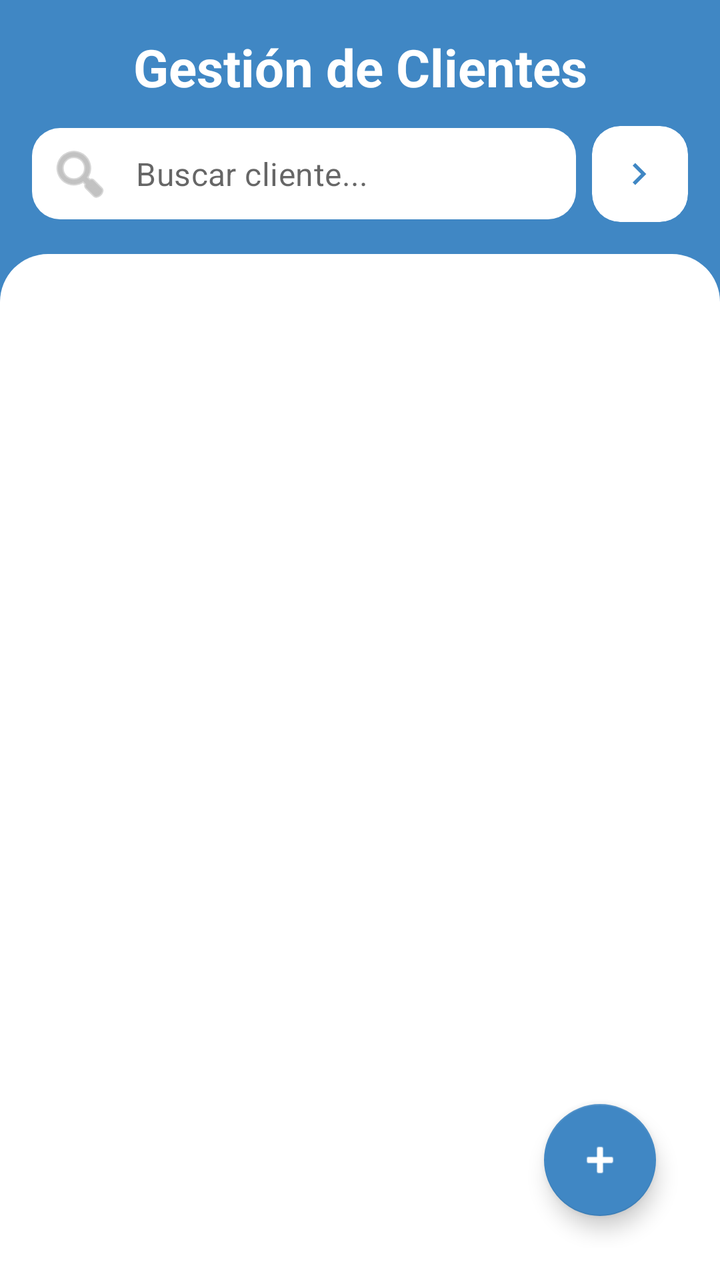
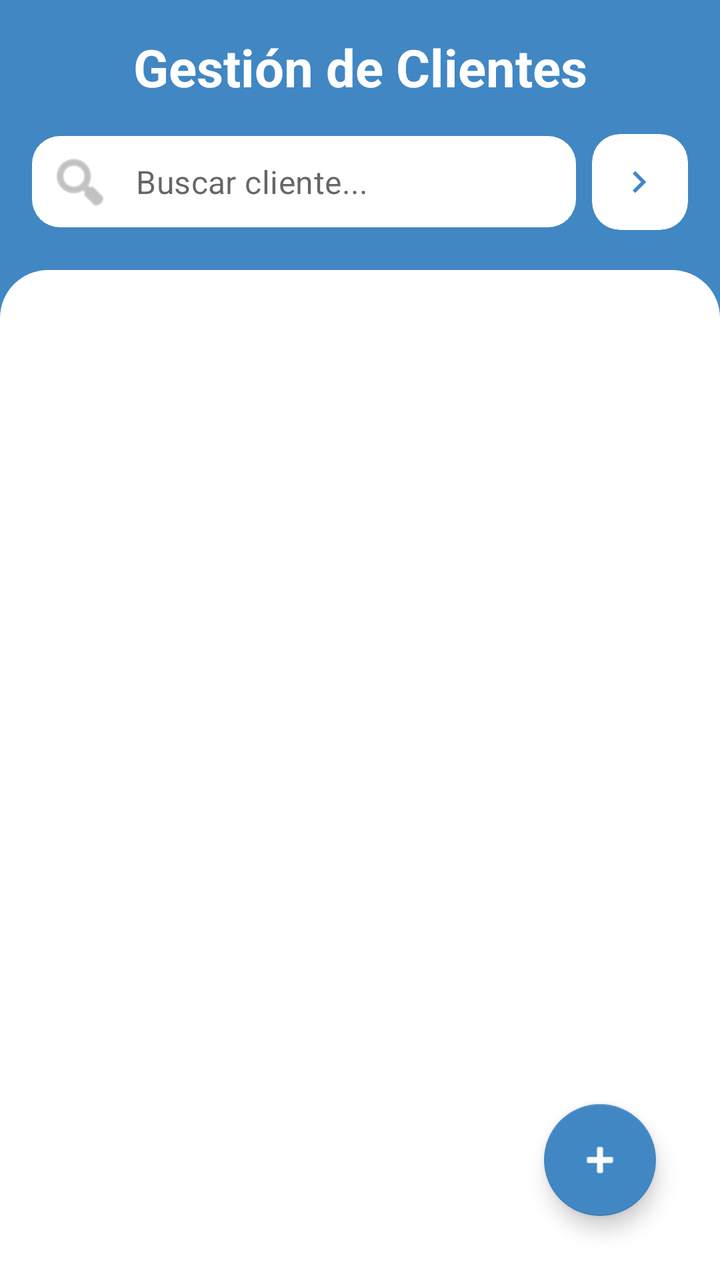

An Android layout rendered at two revisions. The XML below is the earlier revision; the diff shows what the commit changed to produce the second picture.
<!-- AndroidManifest.xml: application theme Theme.FollowUp -->
<!-- res/layout/fragment_clientes.xml -->
<?xml version="1.0" encoding="utf-8"?>
<androidx.constraintlayout.widget.ConstraintLayout
    xmlns:android="http://schemas.android.com/apk/res/android"
    xmlns:app="http://schemas.android.com/apk/res-auto"
    xmlns:tools="http://schemas.android.com/tools"
    android:layout_width="match_parent"
    android:layout_height="match_parent"
    android:background="@color/primary_blue"
    tools:context=".fragments.ClientesFragment">

    
    <androidx.constraintlayout.widget.ConstraintLayout
        android:id="@+id/header_container"
        android:layout_width="match_parent"
        android:layout_height="wrap_content"
        app:layout_constraintTop_toTopOf="parent">

        
        <TextView
            android:id="@+id/title"
            android:layout_width="0dp"
            android:layout_height="wrap_content"
            android:layout_marginTop="16dp"
            android:gravity="center"
            android:text="Gestión de Clientes"
            android:textColor="@color/white"
            android:textSize="26sp"
            android:textStyle="bold"
            app:layout_constraintEnd_toEndOf="parent"
            app:layout_constraintStart_toStartOf="parent"
            app:layout_constraintTop_toTopOf="parent" />

        
        <com.google.android.material.textfield.TextInputLayout
            android:id="@+id/til_search"
            style="@style/Widget.MaterialComponents.TextInputLayout.FilledBox.Dense"
            android:layout_width="0dp"
            android:layout_height="wrap_content"
            android:layout_marginStart="16dp"
            android:layout_marginTop="12dp"
            android:layout_marginBottom="16dp"
            app:boxBackgroundColor="@color/white"
            app:boxCornerRadiusBottomEnd="14dp"
            app:boxCornerRadiusBottomStart="14dp"
            app:boxCornerRadiusTopEnd="14dp"
            app:boxCornerRadiusTopStart="14dp"
            app:boxStrokeWidth="0dp"
            app:boxStrokeWidthFocused="0dp"
            app:hintEnabled="false"
            app:startIconDrawable="@android:drawable/ic_menu_search"
            app:startIconTint="@color/hint_color"
            app:layout_constraintTop_toBottomOf="@id/title"
            app:layout_constraintStart_toStartOf="parent"
            app:layout_constraintEnd_toStartOf="@id/btn_filtro_estado"
            app:layout_constraintBottom_toBottomOf="parent">

            <com.google.android.material.textfield.TextInputEditText
                android:id="@+id/search"
                android:layout_width="match_parent"
                android:layout_height="wrap_content"
                android:hint="Buscar cliente..."
                android:inputType="text"
                android:paddingVertical="12dp"
                android:textColor="@color/text_primary" />
        </com.google.android.material.textfield.TextInputLayout>

        
        <com.google.android.material.card.MaterialCardView
            android:id="@+id/btn_filtro_estado"
            android:layout_width="48dp"
            android:layout_height="48dp"
            android:layout_marginStart="8dp"
            android:layout_marginEnd="16dp"
            android:layout_marginTop="12dp"
            android:clickable="true"
            android:focusable="true"
            app:cardCornerRadius="14dp"
            app:cardBackgroundColor="@color/white"
            app:cardElevation="0dp"
            app:layout_constraintTop_toBottomOf="@id/title"
            app:layout_constraintEnd_toEndOf="parent"
            app:layout_constraintStart_toEndOf="@id/til_search"
            app:layout_constraintBottom_toBottomOf="@id/til_search">

            <ImageView
                android:layout_width="22dp"
                android:layout_height="22dp"
                android:layout_gravity="center"
                android:src="@drawable/ic_toggle"
                app:tint="@color/primary_blue" />

        </com.google.android.material.card.MaterialCardView>

    </androidx.constraintlayout.widget.ConstraintLayout>

    
    <androidx.constraintlayout.widget.ConstraintLayout
        android:id="@+id/content_container"
        android:layout_width="match_parent"
        android:layout_height="0dp"
        android:background="@drawable/background_content_top_rounded"
        android:padding="16dp"
        app:layout_constraintBottom_toBottomOf="parent"
        app:layout_constraintTop_toBottomOf="@id/header_container">

        
        <androidx.recyclerview.widget.RecyclerView
            android:id="@+id/rv_clientes"
            android:layout_width="0dp"
            android:layout_height="0dp"
            android:clipToPadding="false"
            android:paddingBottom="96dp"
            app:layout_constraintBottom_toBottomOf="parent"
            app:layout_constraintEnd_toEndOf="parent"
            app:layout_constraintStart_toStartOf="parent"
            app:layout_constraintTop_toTopOf="parent" />

        
        <LinearLayout
            android:id="@+id/dropdown_estados"
            android:layout_width="180dp"
            android:layout_height="wrap_content"
            android:orientation="vertical"
            android:background="@drawable/bg_dropdown"
            android:elevation="16dp"
            android:visibility="gone"
            android:paddingVertical="8dp"
            app:layout_constraintTop_toTopOf="parent"
            app:layout_constraintEnd_toEndOf="parent">

            
            <TextView
                android:id="@+id/filtro_todos"
                android:layout_width="match_parent"
                android:layout_height="48dp"
                android:gravity="center_vertical"
                android:paddingHorizontal="16dp"
                android:text="Todos"
                android:textColor="@color/text_primary"
                android:textSize="14sp"
                android:background="?attr/selectableItemBackground"
                android:clickable="true"
                android:focusable="true" />

            <View
                android:layout_width="match_parent"
                android:layout_height="1dp"
                android:background="#F2F4F7"
                android:layout_marginStart="12dp"
                android:layout_marginEnd="12dp" />

            
            <TextView
                android:id="@+id/filtro_nuevo_cliente"
                android:layout_width="match_parent"
                android:layout_height="48dp"
                android:gravity="center_vertical"
                android:paddingHorizontal="16dp"
                android:text="Nuevo Cliente"
                android:textColor="#286DFF"
                android:textSize="14sp"
                android:background="?attr/selectableItemBackground"
                android:clickable="true"
                android:focusable="true" />

            <View
                android:layout_width="match_parent"
                android:layout_height="1dp"
                android:background="#F2F4F7"
                android:layout_marginStart="12dp"
                android:layout_marginEnd="12dp" />

            
            <TextView
                android:id="@+id/filtro_pago_pendiente"
                android:layout_width="match_parent"
                android:layout_height="48dp"
                android:gravity="center_vertical"
                android:paddingHorizontal="16dp"
                android:text="Pago Pendiente"
                android:textColor="#F79009"
                android:textSize="14sp"
                android:background="?attr/selectableItemBackground"
                android:clickable="true"
                android:focusable="true" />

            <View
                android:layout_width="match_parent"
                android:layout_height="1dp"
                android:background="#F2F4F7"
                android:layout_marginStart="12dp"
                android:layout_marginEnd="12dp" />

            
            <TextView
                android:id="@+id/filtro_pago_realizado"
                android:layout_width="match_parent"
                android:layout_height="48dp"
                android:gravity="center_vertical"
                android:paddingHorizontal="16dp"
                android:text="Pago Realizado"
                android:textColor="#12B76A"
                android:textSize="14sp"
                android:background="?attr/selectableItemBackground"
                android:clickable="true"
                android:focusable="true" />

            <View
                android:layout_width="match_parent"
                android:layout_height="1dp"
                android:background="#F2F4F7"
                android:layout_marginStart="12dp"
                android:layout_marginEnd="12dp" />

            
            <TextView
                android:id="@+id/filtro_no_asignado"
                android:layout_width="match_parent"
                android:layout_height="48dp"
                android:gravity="center_vertical"
                android:paddingHorizontal="16dp"
                android:text="No Asignado"
                android:textColor="#98A2B3"
                android:textSize="14sp"
                android:background="?attr/selectableItemBackground"
                android:clickable="true"
                android:focusable="true" />

        </LinearLayout>

        
        <View
            android:id="@+id/fab_overlay"
            android:layout_width="0dp"
            android:layout_height="0dp"
            android:alpha="0"
            android:background="@android:color/transparent"
            android:elevation="8dp"
            android:visibility="gone"
            app:layout_constraintBottom_toBottomOf="parent"
            app:layout_constraintEnd_toEndOf="parent"
            app:layout_constraintStart_toStartOf="parent"
            app:layout_constraintTop_toTopOf="parent" />

        
        <LinearLayout
            android:id="@+id/fab_menu_container"
            android:layout_width="wrap_content"
            android:layout_height="wrap_content"
            android:layout_marginEnd="16dp"
            android:layout_marginBottom="104dp"
            android:alpha="0"
            android:elevation="12dp"
            android:orientation="vertical"
            android:visibility="gone"
            app:layout_constraintBottom_toBottomOf="parent"
            app:layout_constraintEnd_toEndOf="parent">

            <com.google.android.material.button.MaterialButton
                android:id="@+id/btn_nuevo_cliente"
                style="@style/Widget.MaterialComponents.Button"
                android:layout_width="wrap_content"
                android:layout_height="wrap_content"
                android:minHeight="48dp"
                android:text="Agregar cliente"
                android:textAllCaps="false"
                android:textColor="@color/primary_blue"
                app:backgroundTint="#E8F1FF"
                app:icon="@android:drawable/ic_input_add"
                app:iconPadding="8dp"
                app:iconTint="@color/primary_blue" />
        </LinearLayout>

        
        <com.google.android.material.floatingactionbutton.FloatingActionButton
            android:id="@+id/fab_main"
            android:layout_width="wrap_content"
            android:layout_height="wrap_content"
            android:layout_marginEnd="16dp"
            android:layout_marginBottom="16dp"
            android:elevation="16dp"
            android:src="@android:drawable/ic_input_add"
            app:backgroundTint="@color/primary_blue"
            app:layout_constraintBottom_toBottomOf="parent"
            app:layout_constraintEnd_toEndOf="parent"
            app:tint="@color/white" />

    </androidx.constraintlayout.widget.ConstraintLayout>

</androidx.constraintlayout.widget.ConstraintLayout>
<!-- resources referenced by this layout -->
<resources>
  <color name="hint_color">#999999</color>
  <color name="primary_blue">#4087C4</color>
  <color name="text_primary">#1E2939</color>
  <color name="white">#FFFFFFFF</color>
  <!-- drawable background_content_top_rounded (drawable) -->
  <?xml version="1.0" encoding="utf-8"?>
  <shape xmlns:android="http://schemas.android.com/apk/res/android"
      android:shape="rectangle">
      <solid android:color="@color/white" />
      <corners
          android:topLeftRadius="24dp"
          android:topRightRadius="24dp" />
  </shape>
  <!-- drawable bg_dropdown (drawable) -->
  <?xml version="1.0" encoding="utf-8"?>
  <shape xmlns:android="http://schemas.android.com/apk/res/android"
      android:shape="rectangle">
      <solid android:color="@color/white" />
      <corners android:radius="16dp" />
      <stroke android:width="1dp" android:color="#F2F4F7" />
  </shape>
  <!-- drawable ic_toggle (drawable) -->
  <vector xmlns:android="http://schemas.android.com/apk/res/android" android:autoMirrored="true" android:height="24dp" android:tint="#000000" android:viewportHeight="960" android:viewportWidth="960" android:width="24dp">
        
      <path android:fillColor="@android:color/white" android:pathData="M504,480L320,296L376,240L616,480L376,720L320,664L504,480Z"/>
      
  </vector>
  <style name="Theme.FollowUp" parent="Theme.MaterialComponents.DayNight.NoActionBar">
          <item name="colorPrimary">@color/primary_blue</item>
          <item name="colorPrimaryVariant">@color/primary_blue</item>
          <item name="colorOnPrimary">@color/white</item>
          <item name="android:windowBackground">@color/white</item>
      </style>
</resources>

<!-- the commit's change to res/layout/fragment_clientes.xml (unified diff, before → after) -->
@@ -71,7 +71,7 @@
             android:layout_height="48dp"
             android:layout_marginStart="8dp"
             android:layout_marginEnd="16dp"
-            android:layout_marginTop="12dp"
+            android:layout_marginTop="16dp"
             android:clickable="true"
             android:focusable="true"
             app:cardCornerRadius="14dp"
